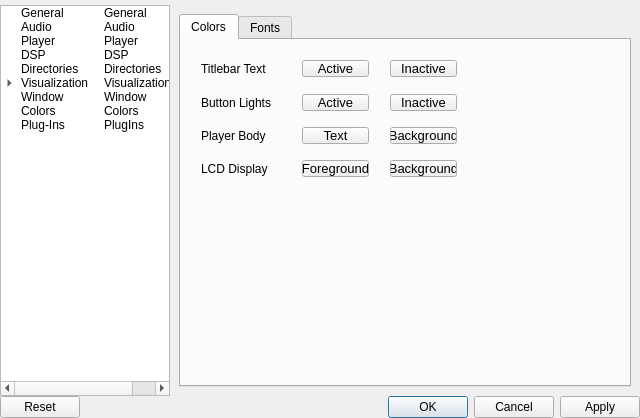
Before: the Qt Designer form ui/SetupWindow.ui in ModPlugPlayer/ModPlugPlayer, drawn with Qt 5.
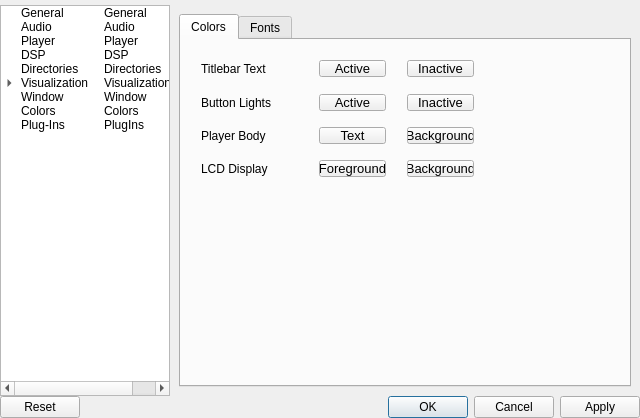
After: the same form once the commit is applied. The open tabs and pages were chosen to show the change. Icons and pictures are not drawn. Custom widgets are drawn as their Qt base class.

Commit message: Setup Window’s audio device list arrangement

```diff
--- a/ui/SetupWindow.ui
+++ b/ui/SetupWindow.ui
@@ -1733,7 +1733,7 @@
                 <rect>
                  <x>20</x>
                  <y>10</y>
-                 <width>286</width>
+                 <width>303</width>
                  <height>141</height>
                 </rect>
                </property>
```
Left out of the diff: 4 changed lines with no effect on the pictures. The commit also changes 4 other files.
